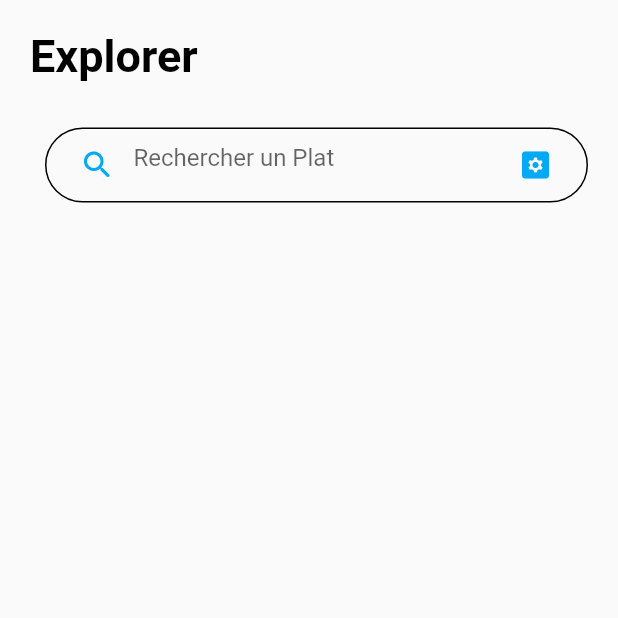
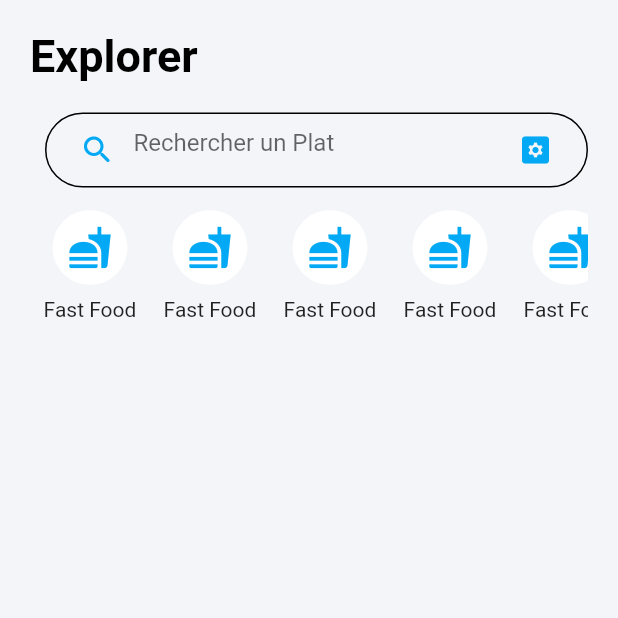
Before and after one commit to sohaibex/flutter_ecom, a Flutter app: the screen it shows after launch, on a phone screen of 412 x 824 dp, the top half of it. Run offline on Flutter 3.47's test engine with Material 2 defaults, Android fonts, the phone set to English and light mode, and no system bars.

Commit message:
sectioncard

```diff
--- a/lib/pages/homePage.dart
+++ b/lib/pages/homePage.dart
@@ -1,16 +1,22 @@
+import 'package:first_flutter_project/widgets/SectionCard.dart';
 import 'package:first_flutter_project/widgets/myTitles.dart';
 import 'package:first_flutter_project/widgets/searchBar.dart';
 import 'package:flutter/material.dart';
+import 'package:flutter/rendering.dart';
 
 class HomePage extends StatefulWidget {
   @override
   _HomePageState createState() => _HomePageState();
 }
 
+List icons = [];
+List titles = [];
+
 class _HomePageState extends State<HomePage> {
   @override
   Widget build(BuildContext context) {
     return Scaffold(
+      backgroundColor: Color(0xfff3f5f9),
       body: SafeArea(
         child: Padding(
             padding: const EdgeInsets.all(20.0),
@@ -18,7 +24,16 @@ class _HomePageState extends State<HomePage> {
               crossAxisAlignment: CrossAxisAlignment.start,
               children: [
                 MyTexts(title: "Explorer", fontsize: 30),
-                searchBar()
+                searchBar(),
+                Container(
+                  height: 100,
+                  child: ListView.builder(
+                      scrollDirection: Axis.horizontal,
+                      itemCount: 10,
+                      itemBuilder: (context, index) {
+                        return SectionCard();
+                      }),
+                )
               ],
             )),
       ),
--- /dev/null
+++ b/lib/widgets/SectionCard.dart
@@ -0,0 +1,26 @@
+
+import 'package:first_flutter_project/widgets/myTitles.dart';
+import 'package:flutter/material.dart';
+
+Widget SectionCard() {
+  return  Column(
+      children: [
+        Padding(
+          padding: const EdgeInsets.only(top:15.0,right: 15.0,left: 15.0),
+          child: Container(
+            width: 50,
+            height: 50,
+            decoration: BoxDecoration(
+              color: Colors.white,
+              borderRadius: BorderRadius.circular(50)
+            ),
+            child: Icon(Icons.fastfood,color: Colors.lightBlue,size: 30,),
+          ),
+        ),
+             Padding(
+               padding: const EdgeInsets.only(top:8.0),
+            child: Text("Fast Food",),
+             )
+      ],
+  );
+}
--- a/lib/widgets/searchBar.dart
+++ b/lib/widgets/searchBar.dart
@@ -9,7 +9,7 @@ class searchBar extends StatelessWidget {
   @override
   Widget build(BuildContext context) {
     return Padding(
-      padding: const EdgeInsets.only(left: 10.0, top: 30.0),
+      padding: const EdgeInsets.only(left: 10.0, top: 20.0),
       child: Container(
         height: 50,
         decoration: BoxDecoration(
--- a/pubspec.yaml
+++ b/pubspec.yaml
@@ -21,6 +21,7 @@ environment:
   sdk: ">=2.7.0 <3.0.0"
 
 dependencies:
+http:
   flutter:
     sdk: flutter
 
```
Also changed, not shown: pubspec.lock, 1 other file.
